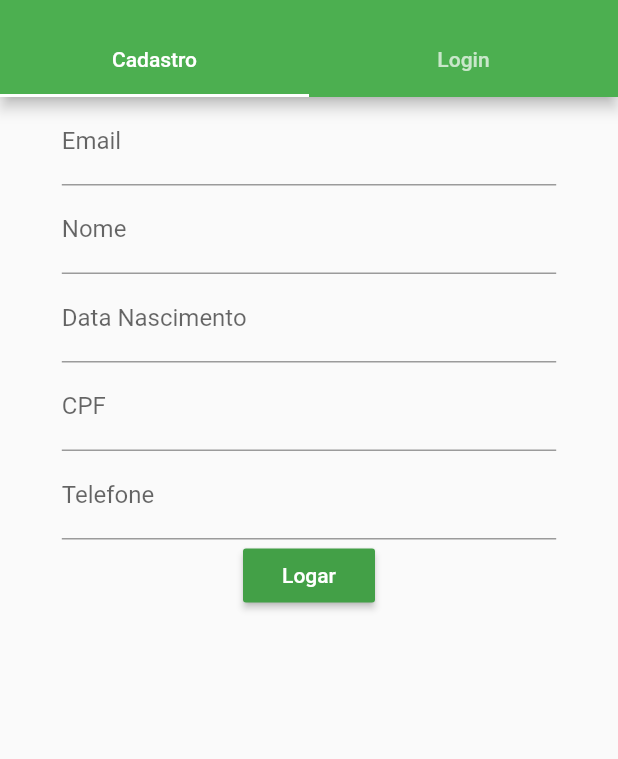
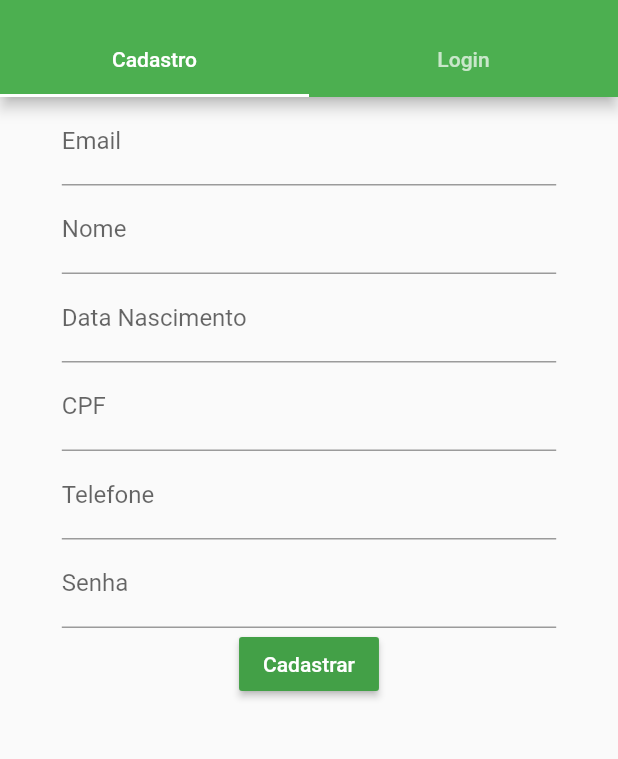
Before and after one commit to adilsonl/Ceresthon, a Flutter app: the screen it shows after launch, on a phone screen of 412 x 824 dp, the part 59-818 px from its top. Run offline on Flutter 3.47's test engine with Material 2 defaults, Android fonts, the phone set to English and light mode, and no system bars; our stand-ins replace cloud_firestore; accounts and stored records are empty.

```diff
--- a/lib/Model/user.dart
+++ b/lib/Model/user.dart
@@ -5,6 +5,7 @@ class User {
     String tel;
     String id;
     String senha;
+    String email;
 
     User({
         this.nome,
@@ -13,6 +14,7 @@ class User {
         this.tel,
         this.id,
         this.senha,
+        this.email
     });
 
      User.fromJson(Map<String, dynamic> json){
@@ -22,6 +24,7 @@ class User {
         tel= json["tel"];
         id=json["id"];
         senha= json["senha"];
+        email = json["email"];
      }
 
 
@@ -33,5 +36,6 @@ class User {
         "tel": tel,
         "id": id,
         "senha": senha,
+        "email": email
     };
 }
--- a/lib/View/CadastroPage.dart
+++ b/lib/View/CadastroPage.dart
@@ -9,6 +9,14 @@ class CadastroPage extends StatefulWidget {
 }
 
 class _CadastroPageState extends State<CadastroPage> {
+    TextEditingController emailController = TextEditingController();
+    TextEditingController nomeController = TextEditingController();
+    TextEditingController dataController = TextEditingController();
+    TextEditingController cpfController = TextEditingController();
+    TextEditingController telController = TextEditingController();
+    TextEditingController senhaController = TextEditingController();
+
+
   @override
   Widget build(BuildContext context) {
     return SingleChildScrollView(
@@ -16,36 +24,51 @@ class _CadastroPageState extends State<CadastroPage> {
         child: Column(
           children: <Widget>[
             TextFormField(
+              controller: emailController,
             decoration: InputDecoration(
               labelText: "Email"
             ),
           ),
           TextFormField(
+            controller: nomeController,
             decoration: InputDecoration(
               labelText: "Nome"
             ),
           ),
           TextFormField(
+            controller: dataController,
             decoration: InputDecoration(
               labelText: "Data Nascimento"
             ),
           ),
             TextFormField(
+            controller: cpfController,
             decoration: InputDecoration(
               labelText: "CPF"
             ),
           ),
           TextFormField(
+            controller: telController,
             decoration: InputDecoration(
               labelText: "Telefone"
             ),
           ),
+          TextFormField(
+            controller: senhaController,
+            decoration: InputDecoration(
+              labelText: "Senha"
+            ),
+          ),
             RaisedButton(
             color: Colors.green[600],
-            child: Text("Logar",style: TextStyle(color: Colors.white),),
+            child: Text("Cadastrar",style: TextStyle(color: Colors.white),),
             onPressed:()async{
-              User user = User(cpf: '',data: "",senha: "",tel: "", id: "",nome: "");
-              UserServices.addUser(user);
+              User user = User(cpf: cpfController.text,data: dataController.text,senha: senhaController.text,
+              tel: telController.text, id: "",nome: nomeController.text,
+              email: emailController.text);
+              String docid = await UserServices.addUser(user);
+              user.id = docid;
+              await UserServices.editUser(user);
             })
           ],
         ),),
--- a/lib/View/MainPage.dart
+++ b/lib/View/MainPage.dart
@@ -1,6 +1,9 @@
+import 'package:ceresthon/Model/user.dart';
 import 'package:flutter/material.dart';
 
 class MainPage extends StatefulWidget {
+  final User user;
+  MainPage(this.user);
   @override
   _MainPageState createState() => _MainPageState();
 }
```
Also changed, not shown: lib/Services/userServices.dart (+14 -0 lines), lib/View/LoginPage.dart (+27 -3 lines).
